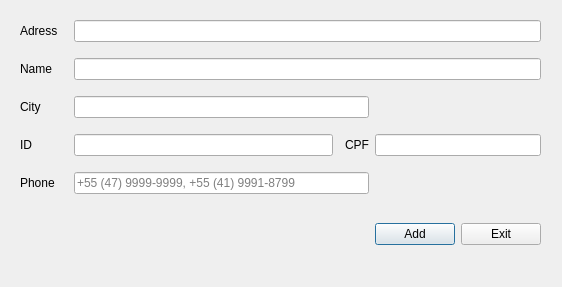
This is Client_Add.ui in bedi1982/Oficina as Qt 5 draws it before an edit. The edited form follows.
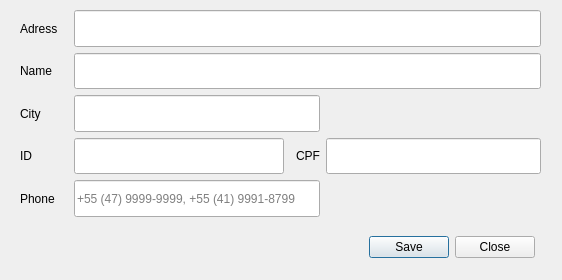
This is the edited form.

Commit message:
Changed the button type on all forms from QPushButton's -> QDialogButtonBox
Removed images from c++ src code and mapped them directly in the form

Improved search results when returning to the main window form from a
modal window

Improved forms, alignment, images, texts

The edit to the form file:
```diff
--- a/Client_Add.ui
+++ b/Client_Add.ui
@@ -10,11 +10,11 @@
     <x>0</x>
     <y>0</y>
     <width>562</width>
-    <height>287</height>
+    <height>280</height>
    </rect>
   </property>
   <property name="sizePolicy">
-   <sizepolicy hsizetype="Minimum" vsizetype="Minimum">
+   <sizepolicy hsizetype="Expanding" vsizetype="Expanding">
     <horstretch>0</horstretch>
     <verstretch>0</verstretch>
    </sizepolicy>
@@ -22,18 +22,24 @@
   <property name="minimumSize">
    <size>
     <width>562</width>
-    <height>270</height>
+    <height>280</height>
    </size>
   </property>
   <property name="maximumSize">
    <size>
-    <width>900</width>
-    <height>900</height>
+    <width>562</width>
+    <height>280</height>
    </size>
   </property>
   <property name="windowTitle">
    <string>Add Client</string>
   </property>
+  <property name="layoutDirection">
+   <enum>Qt::LeftToRight</enum>
+  </property>
+  <property name="autoFillBackground">
+   <bool>false</bool>
+  </property>
   <widget class="QWidget" name="gridLayoutWidget">
    <property name="geometry">
     <rect>
@@ -43,9 +49,21 @@
      <height>261</height>
     </rect>
    </property>
+   <property name="sizePolicy">
+    <sizepolicy hsizetype="Preferred" vsizetype="Expanding">
+     <horstretch>0</horstretch>
+     <verstretch>0</verstretch>
+    </sizepolicy>
+   </property>
    <layout class="QGridLayout" name="gridLayout_2">
     <item row="1" column="0">
      <widget class="QLabel" name="label_Name">
+      <property name="sizePolicy">
+       <sizepolicy hsizetype="Preferred" vsizetype="Expanding">
+        <horstretch>0</horstretch>
+        <verstretch>0</verstretch>
+       </sizepolicy>
+      </property>
       <property name="text">
        <string>Name</string>
       </property>
@@ -53,6 +71,12 @@
     </item>
     <item row="3" column="3">
      <widget class="QLabel" name="label_CPF">
+      <property name="sizePolicy">
+       <sizepolicy hsizetype="Preferred" vsizetype="Expanding">
+        <horstretch>0</horstretch>
+        <verstretch>0</verstretch>
+       </sizepolicy>
+      </property>
       <property name="text">
        <string>CPF</string>
       </property>
@@ -60,6 +84,12 @@
     </item>
     <item row="0" column="1" colspan="5">
      <widget class="QLineEdit" name="line_Name">
+      <property name="sizePolicy">
+       <sizepolicy hsizetype="Expanding" vsizetype="Expanding">
+        <horstretch>0</horstretch>
+        <verstretch>0</verstretch>
+       </sizepolicy>
+      </property>
       <property name="text">
        <string/>
       </property>
@@ -73,6 +103,12 @@
     </item>
     <item row="3" column="0">
      <widget class="QLabel" name="label_RG">
+      <property name="sizePolicy">
+       <sizepolicy hsizetype="Preferred" vsizetype="Expanding">
+        <horstretch>0</horstretch>
+        <verstretch>0</verstretch>
+       </sizepolicy>
+      </property>
       <property name="text">
        <string>ID</string>
       </property>
@@ -80,6 +116,12 @@
     </item>
     <item row="3" column="4" colspan="2">
      <widget class="QLineEdit" name="line_CPF">
+      <property name="sizePolicy">
+       <sizepolicy hsizetype="Expanding" vsizetype="Expanding">
+        <horstretch>0</horstretch>
+        <verstretch>0</verstretch>
+       </sizepolicy>
+      </property>
       <property name="text">
        <string/>
       </property>
@@ -90,6 +132,12 @@
     </item>
     <item row="3" column="1">
      <widget class="QLineEdit" name="line_RG">
+      <property name="sizePolicy">
+       <sizepolicy hsizetype="Expanding" vsizetype="Expanding">
+        <horstretch>0</horstretch>
+        <verstretch>0</verstretch>
+       </sizepolicy>
+      </property>
       <property name="text">
        <string/>
       </property>
@@ -100,6 +148,12 @@
     </item>
     <item row="2" column="0">
      <widget class="QLabel" name="label_City">
+      <property name="sizePolicy">
+       <sizepolicy hsizetype="Preferred" vsizetype="Expanding">
+        <horstretch>0</horstretch>
+        <verstretch>0</verstretch>
+       </sizepolicy>
+      </property>
       <property name="text">
        <string>City</string>
       </property>
@@ -107,6 +161,12 @@
     </item>
     <item row="0" column="0">
      <widget class="QLabel" name="label_Address">
+      <property name="sizePolicy">
+       <sizepolicy hsizetype="Preferred" vsizetype="Expanding">
+        <horstretch>0</horstretch>
+        <verstretch>0</verstretch>
+       </sizepolicy>
+      </property>
       <property name="text">
        <string>Adress</string>
       </property>
@@ -114,6 +174,12 @@
     </item>
     <item row="4" column="0">
      <widget class="QLabel" name="label_Phone">
+      <property name="sizePolicy">
+       <sizepolicy hsizetype="Preferred" vsizetype="Expanding">
+        <horstretch>0</horstretch>
+        <verstretch>0</verstretch>
+       </sizepolicy>
+      </property>
       <property name="text">
        <string>Phone</string>
       </property>
@@ -121,6 +187,12 @@
     </item>
     <item row="2" column="1" colspan="3">
      <widget class="QLineEdit" name="line_City">
+      <property name="sizePolicy">
+       <sizepolicy hsizetype="Expanding" vsizetype="Expanding">
+        <horstretch>0</horstretch>
+        <verstretch>0</verstretch>
+       </sizepolicy>
+      </property>
       <property name="text">
        <string/>
       </property>
@@ -131,6 +203,12 @@
     </item>
     <item row="4" column="1" colspan="3">
      <widget class="QLineEdit" name="line_Phone">
+      <property name="sizePolicy">
+       <sizepolicy hsizetype="Expanding" vsizetype="Expanding">
+        <horstretch>0</horstretch>
+        <verstretch>0</verstretch>
+       </sizepolicy>
+      </property>
       <property name="text">
        <string/>
       </property>
@@ -144,6 +222,12 @@
     </item>
     <item row="1" column="1" colspan="5">
      <widget class="QLineEdit" name="line_Address">
+      <property name="sizePolicy">
+       <sizepolicy hsizetype="Expanding" vsizetype="Expanding">
+        <horstretch>0</horstretch>
+        <verstretch>0</verstretch>
+       </sizepolicy>
+      </property>
       <property name="text">
        <string/>
       </property>
@@ -157,6 +241,12 @@
     </item>
     <item row="5" column="0">
      <widget class="QLabel" name="lbl_Emoticon">
+      <property name="sizePolicy">
+       <sizepolicy hsizetype="Preferred" vsizetype="Expanding">
+        <horstretch>0</horstretch>
+        <verstretch>0</verstretch>
+       </sizepolicy>
+      </property>
       <property name="minimumSize">
        <size>
         <width>48</width>
@@ -174,36 +264,29 @@
       </property>
      </widget>
     </item>
-    <item row="5" column="4">
-     <widget class="QPushButton" name="btn_Add">
-      <property name="sizePolicy">
-       <sizepolicy hsizetype="Fixed" vsizetype="Fixed">
-        <horstretch>0</horstretch>
-        <verstretch>0</verstretch>
-       </sizepolicy>
-      </property>
-      <property name="text">
-       <string>Add</string>
-      </property>
-     </widget>
-    </item>
     <item row="5" column="1" colspan="3">
      <widget class="QLabel" name="lbl_feedback">
+      <property name="sizePolicy">
+       <sizepolicy hsizetype="Preferred" vsizetype="Expanding">
+        <horstretch>0</horstretch>
+        <verstretch>0</verstretch>
+       </sizepolicy>
+      </property>
       <property name="text">
        <string/>
       </property>
      </widget>
     </item>
-    <item row="5" column="5">
-     <widget class="QPushButton" name="btn_Exit">
+    <item row="5" column="4">
+     <widget class="QDialogButtonBox" name="btn_Add_Client">
       <property name="sizePolicy">
-       <sizepolicy hsizetype="Fixed" vsizetype="Fixed">
+       <sizepolicy hsizetype="Expanding" vsizetype="Expanding">
         <horstretch>0</horstretch>
         <verstretch>0</verstretch>
        </sizepolicy>
       </property>
-      <property name="text">
-       <string>Exit</string>
+      <property name="standardButtons">
+       <set>QDialogButtonBox::Close|QDialogButtonBox::Save</set>
       </property>
      </widget>
     </item>
```
Left out of the diff: 5 changed lines with no effect on the pictures. The commit also changes 41 other files.
